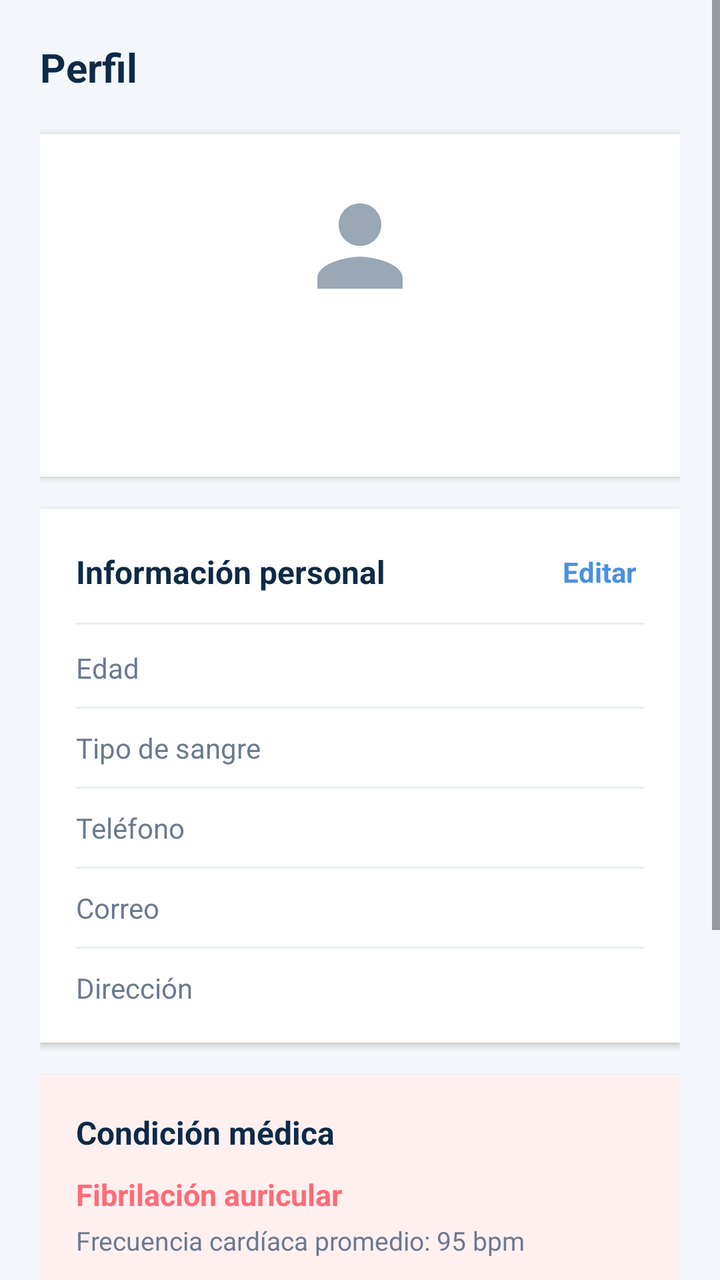
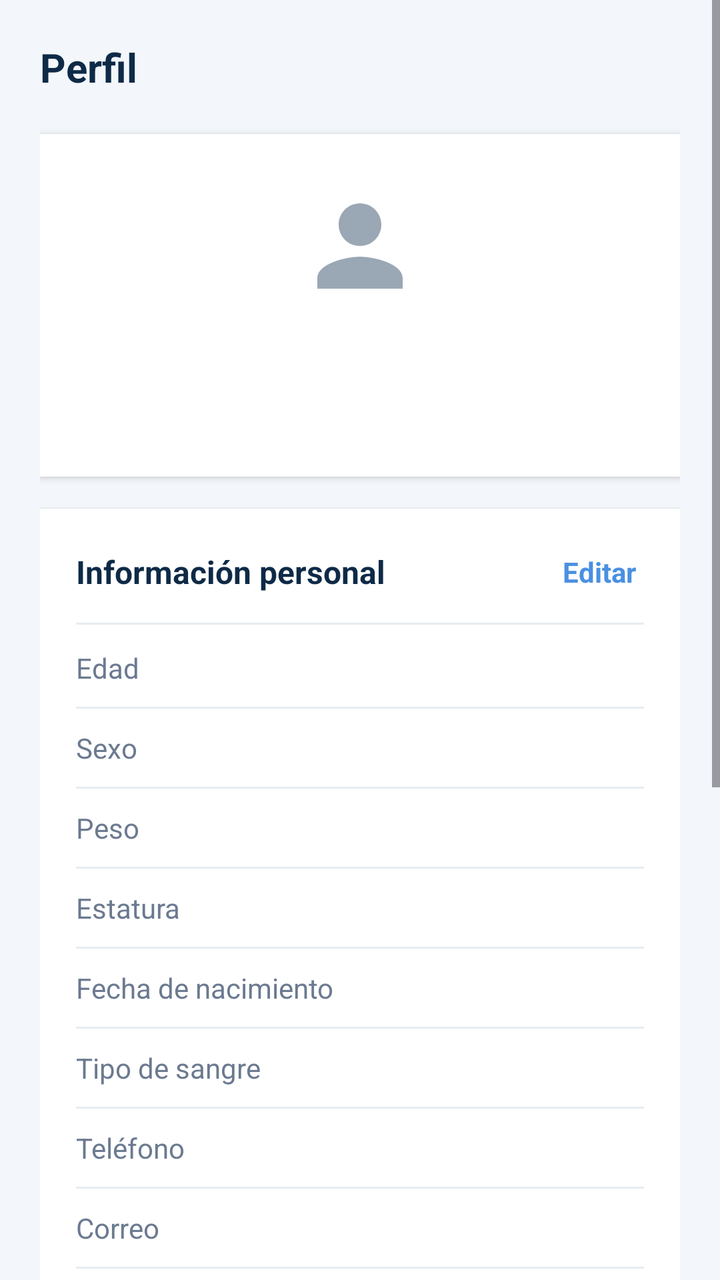

Two renders of the same Android screen: before a commit and after it. Below are the layout's source before the change and the commit's diff.
<!-- AndroidManifest.xml: application theme Theme.BEATWATCH -->
<!-- res/layout/fragment_perfil.xml -->
<?xml version="1.0" encoding="utf-8"?>
<ScrollView xmlns:android="http://schemas.android.com/apk/res/android"
    android:layout_width="match_parent"
    android:layout_height="match_parent"
    android:background="@color/beatwatch_background">

    <LinearLayout
        android:layout_width="match_parent"
        android:layout_height="wrap_content"
        android:orientation="vertical"
        android:padding="20dp">

        <TextView
            android:layout_width="wrap_content"
            android:layout_height="wrap_content"
            android:text="Perfil"
            android:textColor="@color/beatwatch_dark_blue"
            android:textSize="20sp"
            android:textStyle="bold" />

        
        <LinearLayout
            android:layout_width="match_parent"
            android:layout_height="wrap_content"
            android:layout_marginTop="20dp"
            android:background="@color/white"
            android:elevation="2dp"
            android:gravity="center_horizontal"
            android:orientation="vertical"
            android:padding="24dp">

            <ImageView
                android:layout_width="64dp"
                android:layout_height="64dp"
                android:contentDescription="Avatar"
                android:src="@drawable/ic_perfil" />

            <TextView
                android:id="@+id/tvPerfilNombre"
                android:layout_width="wrap_content"
                android:layout_height="wrap_content"
                android:layout_marginTop="12dp"
                android:textColor="@color/beatwatch_dark_blue"
                android:textSize="18sp"
                android:textStyle="bold" />

            <TextView
                android:id="@+id/tvPerfilRol"
                android:layout_width="wrap_content"
                android:layout_height="wrap_content"
                android:layout_marginTop="4dp"
                android:textColor="@color/beatwatch_blue"
                android:textSize="14sp" />
        </LinearLayout>

        
        <LinearLayout
            android:layout_width="match_parent"
            android:layout_height="wrap_content"
            android:layout_marginTop="16dp"
            android:background="@color/white"
            android:elevation="2dp"
            android:orientation="vertical"
            android:padding="18dp">

            <LinearLayout
                android:layout_width="match_parent"
                android:layout_height="wrap_content"
                android:gravity="center_vertical"
                android:orientation="horizontal">

                <TextView
                    android:layout_width="0dp"
                    android:layout_height="wrap_content"
                    android:layout_weight="1"
                    android:text="Información personal"
                    android:textColor="@color/beatwatch_dark_blue"
                    android:textSize="16sp"
                    android:textStyle="bold" />

                <TextView
                    android:id="@+id/tvEditarPerfil"
                    android:layout_width="wrap_content"
                    android:layout_height="wrap_content"
                    android:clickable="true"
                    android:focusable="true"
                    android:padding="4dp"
                    android:text="Editar"
                    android:textColor="@color/beatwatch_blue"
                    android:textSize="14sp"
                    android:textStyle="bold" />
            </LinearLayout>

            <View
                android:layout_width="match_parent"
                android:layout_height="1dp"
                android:layout_marginTop="12dp"
                android:background="#E8ECF0" />

            <LinearLayout
                android:layout_width="match_parent"
                android:layout_height="wrap_content"
                android:layout_marginTop="12dp"
                android:orientation="horizontal">

                <TextView
                    android:layout_width="0dp"
                    android:layout_height="wrap_content"
                    android:layout_weight="1"
                    android:text="Edad"
                    android:textColor="#6B7A90"
                    android:textSize="14sp" />

                <TextView
                    android:id="@+id/tvPerfilEdad"
                    android:layout_width="wrap_content"
                    android:layout_height="wrap_content"
                    android:textColor="@color/beatwatch_dark_blue"
                    android:textSize="14sp"
                    android:textStyle="bold" />
            </LinearLayout>

            <View
                android:layout_width="match_parent"
                android:layout_height="1dp"
                android:layout_marginTop="10dp"
                android:background="#E8ECF0" />

            <LinearLayout
                android:layout_width="match_parent"
                android:layout_height="wrap_content"
                android:layout_marginTop="10dp"
                android:orientation="horizontal">

                <TextView
                    android:layout_width="0dp"
                    android:layout_height="wrap_content"
                    android:layout_weight="1"
                    android:text="Tipo de sangre"
                    android:textColor="#6B7A90"
                    android:textSize="14sp" />

                <TextView
                    android:id="@+id/tvPerfilTipoSangre"
                    android:layout_width="wrap_content"
                    android:layout_height="wrap_content"
                    android:textColor="@color/beatwatch_dark_blue"
                    android:textSize="14sp"
                    android:textStyle="bold" />
            </LinearLayout>

            <View
                android:layout_width="match_parent"
                android:layout_height="1dp"
                android:layout_marginTop="10dp"
                android:background="#E8ECF0" />

            <LinearLayout
                android:layout_width="match_parent"
                android:layout_height="wrap_content"
                android:layout_marginTop="10dp"
                android:orientation="horizontal">

                <TextView
                    android:layout_width="0dp"
                    android:layout_height="wrap_content"
                    android:layout_weight="1"
                    android:text="Teléfono"
                    android:textColor="#6B7A90"
                    android:textSize="14sp" />

                <TextView
                    android:id="@+id/tvPerfilTelefono"
                    android:layout_width="wrap_content"
                    android:layout_height="wrap_content"
                    android:textColor="@color/beatwatch_dark_blue"
                    android:textSize="14sp"
                    android:textStyle="bold" />
            </LinearLayout>

            <View
                android:layout_width="match_parent"
                android:layout_height="1dp"
                android:layout_marginTop="10dp"
                android:background="#E8ECF0" />

            <LinearLayout
                android:layout_width="match_parent"
                android:layout_height="wrap_content"
                android:layout_marginTop="10dp"
                android:orientation="horizontal">

                <TextView
                    android:layout_width="0dp"
                    android:layout_height="wrap_content"
                    android:layout_weight="1"
                    android:text="Correo"
                    android:textColor="#6B7A90"
                    android:textSize="14sp" />

                <TextView
                    android:id="@+id/tvPerfilCorreo"
                    android:layout_width="wrap_content"
                    android:layout_height="wrap_content"
                    android:textColor="@color/beatwatch_dark_blue"
                    android:textSize="14sp"
                    android:textStyle="bold" />
            </LinearLayout>

            <View
                android:layout_width="match_parent"
                android:layout_height="1dp"
                android:layout_marginTop="10dp"
                android:background="#E8ECF0" />

            <LinearLayout
                android:layout_width="match_parent"
                android:layout_height="wrap_content"
                android:layout_marginTop="10dp"
                android:orientation="horizontal">

                <TextView
                    android:layout_width="0dp"
                    android:layout_height="wrap_content"
                    android:layout_weight="1"
                    android:text="Dirección"
                    android:textColor="#6B7A90"
                    android:textSize="14sp" />

                <TextView
                    android:id="@+id/tvPerfilDireccion"
                    android:layout_width="0dp"
                    android:layout_height="wrap_content"
                    android:layout_weight="1"
                    android:gravity="end"
                    android:textColor="@color/beatwatch_dark_blue"
                    android:textSize="14sp"
                    android:textStyle="bold" />
            </LinearLayout>
        </LinearLayout>

        
        <LinearLayout
            android:layout_width="match_parent"
            android:layout_height="wrap_content"
            android:layout_marginTop="16dp"
            android:background="#FFF0F0"
            android:elevation="2dp"
            android:orientation="vertical"
            android:padding="18dp">

            <TextView
                android:layout_width="wrap_content"
                android:layout_height="wrap_content"
                android:text="Condición médica"
                android:textColor="@color/beatwatch_dark_blue"
                android:textSize="16sp"
                android:textStyle="bold" />

            <TextView
                android:id="@+id/tvCondicionMedica"
                android:layout_width="wrap_content"
                android:layout_height="wrap_content"
                android:layout_marginTop="10dp"
                android:text="Fibrilación auricular"
                android:textColor="@color/beatwatch_heart"
                android:textSize="15sp"
                android:textStyle="bold" />

            <TextView
                android:id="@+id/tvFrecuenciaPromedio"
                android:layout_width="wrap_content"
                android:layout_height="wrap_content"
                android:layout_marginTop="4dp"
                android:text="Frecuencia cardíaca promedio: 95 bpm"
                android:textColor="#6B7A90"
                android:textSize="13sp" />
        </LinearLayout>

        
        <LinearLayout
            android:layout_width="match_parent"
            android:layout_height="wrap_content"
            android:layout_marginTop="16dp"
            android:background="@color/white"
            android:elevation="2dp"
            android:orientation="vertical"
            android:padding="18dp">

            <TextView
                android:layout_width="wrap_content"
                android:layout_height="wrap_content"
                android:text="Cuidador asignado"
                android:textColor="@color/beatwatch_dark_blue"
                android:textSize="16sp"
                android:textStyle="bold" />

            <TextView
                android:id="@+id/tvCuidadorNombre"
                android:layout_width="wrap_content"
                android:layout_height="wrap_content"
                android:layout_marginTop="10dp"
                android:text="Dr. Carlos Ramírez"
                android:textColor="@color/beatwatch_dark_blue"
                android:textSize="15sp"
                android:textStyle="bold" />

            <TextView
                android:id="@+id/tvCuidadorTelefono"
                android:layout_width="wrap_content"
                android:layout_height="wrap_content"
                android:layout_marginTop="4dp"
                android:text="55 9876 5432"
                android:textColor="#6B7A90"
                android:textSize="13sp" />
        </LinearLayout>

        
        <androidx.appcompat.widget.AppCompatButton
            android:id="@+id/btnCerrarSesion"
            android:layout_width="match_parent"
            android:layout_height="48dp"
            android:layout_marginTop="20dp"
            android:layout_marginBottom="20dp"
            android:background="@drawable/bg_primary_button"
            android:text="Cerrar sesión"
            android:textAllCaps="false"
            android:textColor="@color/white"
            android:textSize="15sp"
            android:textStyle="bold" />

    </LinearLayout>
</ScrollView>
<!-- resources referenced by this layout -->
<resources>
  <color name="beatwatch_background">#F3F6FA</color>
  <color name="beatwatch_blue">#4A90E2</color>
  <color name="beatwatch_dark_blue">#0E2A47</color>
  <color name="beatwatch_heart">#FF6B75</color>
  <color name="white">#FFFFFF</color>
  <!-- drawable bg_primary_button (drawable) -->
  <?xml version="1.0" encoding="utf-8"?>
  <ripple xmlns:android="http://schemas.android.com/apk/res/android"
      android:color="#40FFFFFF">
      <item>
          <shape android:shape="rectangle">
              <solid android:color="@color/beatwatch_blue" />
              <corners android:radius="24dp" />
          </shape>
      </item>
  </ripple>
  <!-- drawable ic_perfil (drawable) -->
  <?xml version="1.0" encoding="utf-8"?>
  <vector xmlns:android="http://schemas.android.com/apk/res/android"
      android:width="24dp"
      android:height="24dp"
      android:viewportWidth="24"
      android:viewportHeight="24">
      <path
          android:fillColor="#9AA7B4"
          android:pathData="M12,12c2.21,0 4,-1.79 4,-4s-1.79,-4 -4,-4 -4,1.79 -4,4 1.79,4 4,4zM12,14c-2.67,0 -8,1.34 -8,4v2h16v-2c0,-2.66 -5.33,-4 -8,-4z" />
  </vector>
  <style name="Theme.BEATWATCH" parent="Theme.Material3.Light.NoActionBar">
          <item name="colorPrimary">@color/beatwatch_blue</item>
          <item name="colorOnPrimary">@color/white</item>
  
          
          <item name="android:statusBarColor">@color/beatwatch_background</item>
          <item name="android:windowLightStatusBar">true</item>
          <item name="android:navigationBarColor">@color/beatwatch_background</item>
  
          
          <item name="android:windowBackground">@color/beatwatch_background</item>
      </style>
</resources>

<!-- the commit's change to res/layout/fragment_perfil.xml (unified diff, before → after) -->
@@ -113,6 +113,122 @@
 
                 <TextView
                     android:id="@+id/tvPerfilEdad"
+                    android:layout_width="wrap_content"
+                    android:layout_height="wrap_content"
+                    android:textColor="@color/beatwatch_dark_blue"
+                    android:textSize="14sp"
+                    android:textStyle="bold" />
+            </LinearLayout>
+
+            <View
+                android:layout_width="match_parent"
+                android:layout_height="1dp"
+                android:layout_marginTop="10dp"
+                android:background="#E8ECF0" />
+
+            <LinearLayout
+                android:layout_width="match_parent"
+                android:layout_height="wrap_content"
+                android:layout_marginTop="10dp"
+                android:orientation="horizontal">
+
+                <TextView
+                    android:layout_width="0dp"
+                    android:layout_height="wrap_content"
+                    android:layout_weight="1"
+                    android:text="Sexo"
+                    android:textColor="#6B7A90"
+                    android:textSize="14sp" />
+
+                <TextView
+                    android:id="@+id/tvPerfilSexo"
+                    android:layout_width="wrap_content"
+                    android:layout_height="wrap_content"
+                    android:textColor="@color/beatwatch_dark_blue"
+                    android:textSize="14sp"
+                    android:textStyle="bold" />
+            </LinearLayout>
+
+            <View
+                android:layout_width="match_parent"
+                android:layout_height="1dp"
+                android:layout_marginTop="10dp"
+                android:background="#E8ECF0" />
+
+            <LinearLayout
+                android:layout_width="match_parent"
+                android:layout_height="wrap_content"
+                android:layout_marginTop="10dp"
+                android:orientation="horizontal">
+
+                <TextView
+                    android:layout_width="0dp"
+                    android:layout_height="wrap_content"
+                    android:layout_weight="1"
+                    android:text="Peso"
+                    android:textColor="#6B7A90"
+                    android:textSize="14sp" />
+
+                <TextView
+                    android:id="@+id/tvPerfilPeso"
+                    android:layout_width="wrap_content"
+                    android:layout_height="wrap_content"
+                    android:textColor="@color/beatwatch_dark_blue"
+                    android:textSize="14sp"
+                    android:textStyle="bold" />
+            </LinearLayout>
+
+            <View
+                android:layout_width="match_parent"
+                android:layout_height="1dp"
+                android:layout_marginTop="10dp"
+                android:background="#E8ECF0" />
+
+            <LinearLayout
+                android:layout_width="match_parent"
+                android:layout_height="wrap_content"
+                android:layout_marginTop="10dp"
+                android:orientation="horizontal">
+
+                <TextView
+                    android:layout_width="0dp"
+                    android:layout_height="wrap_content"
+                    android:layout_weight="1"
+                    android:text="Estatura"
+                    android:textColor="#6B7A90"
+                    android:textSize="14sp" />
+
+                <TextView
+                    android:id="@+id/tvPerfilEstatura"
+                    android:layout_width="wrap_content"
+                    android:layout_height="wrap_content"
+                    android:textColor="@color/beatwatch_dark_blue"
+                    android:textSize="14sp"
+                    android:textStyle="bold" />
+            </LinearLayout>
+
+            <View
+                android:layout_width="match_parent"
+                android:layout_height="1dp"
+                android:layout_marginTop="10dp"
+                android:background="#E8ECF0" />
+
+            <LinearLayout
+                android:layout_width="match_parent"
+                android:layout_height="wrap_content"
+                android:layout_marginTop="10dp"
+                android:orientation="horizontal">
+
+                <TextView
+                    android:layout_width="0dp"
+                    android:layout_height="wrap_content"
+                    android:layout_weight="1"
+                    android:text="Fecha de nacimiento"
+                    android:textColor="#6B7A90"
+                    android:textSize="14sp" />
+
+                <TextView
+                    android:id="@+id/tvPerfilFechaNacimiento"
                     android:layout_width="wrap_content"
                     android:layout_height="wrap_content"
                     android:textColor="@color/beatwatch_dark_blue"
